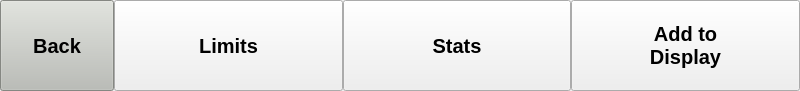
Old version of the form gui/alarms/alarmsbar.ui in the repository MariuszSuchenek/MVM_GUI_test2.
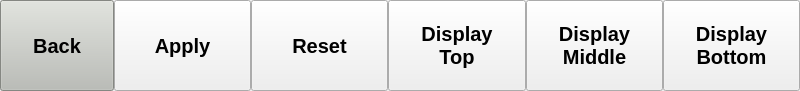
New version of the form.

Commit message: Added monitor widget highlighting and selectability; dummy connections for apply, reset, and display monitor functions

Diff of the .ui file:
```diff
--- a/gui/alarms/alarmsbar.ui
+++ b/gui/alarms/alarmsbar.ui
@@ -486,7 +486,7 @@
       </font>
      </property>
      <property name="text">
-      <string>Limits</string>
+      <string>Apply</string>
      </property>
     </widget>
    </item>
@@ -506,7 +506,7 @@
       </font>
      </property>
      <property name="text">
-      <string>Stats</string>
+      <string>Reset</string>
      </property>
     </widget>
    </item>
@@ -538,8 +538,50 @@
       </font>
      </property>
      <property name="text">
-      <string>Add to
-Display</string>
+      <string>Display
+Top</string>
+     </property>
+    </widget>
+   </item>
+   <item>
+    <widget class="QPushButton" name="button_midalarm">
+     <property name="sizePolicy">
+      <sizepolicy hsizetype="Minimum" vsizetype="Expanding">
+       <horstretch>0</horstretch>
+       <verstretch>0</verstretch>
+      </sizepolicy>
+     </property>
+     <property name="font">
+      <font>
+       <pointsize>15</pointsize>
+       <weight>75</weight>
+       <bold>true</bold>
+      </font>
+     </property>
+     <property name="text">
+      <string>Display
+Middle</string>
+     </property>
+    </widget>
+   </item>
+   <item>
+    <widget class="QPushButton" name="button_botalarm">
+     <property name="sizePolicy">
+      <sizepolicy hsizetype="Minimum" vsizetype="Expanding">
+       <horstretch>0</horstretch>
+       <verstretch>0</verstretch>
+      </sizepolicy>
+     </property>
+     <property name="font">
+      <font>
+       <pointsize>15</pointsize>
+       <weight>75</weight>
+       <bold>true</bold>
+      </font>
+     </property>
+     <property name="text">
+      <string>Display
+Bottom</string>
      </property>
     </widget>
    </item>
```
Left out of the diff: 6 changed lines with no effect on the pictures. The commit also changes 5 other files.
